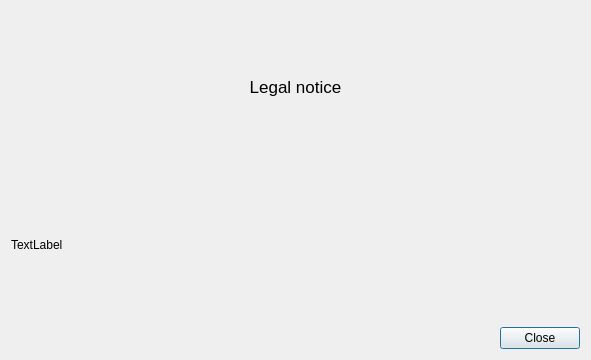
nextcloud/desktop, file src/gui/legalnotice.ui: the form before one commit.
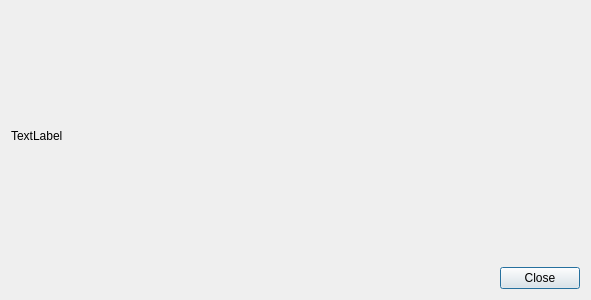
The form after the commit.

Commit message:
macOS: Add "About" and "Preferences" to menu bar, enhance LegalNotice
The system displays the menu bar on top of the screen while the app's Dock icon
is visible and active.
Every app has a standard menu with its name right beside the Apple-menu. Users expect
the menu to have at least "Quit", "About" and "Preferences" in Mac apps.

LegalNotice is shown for "About", other minor fixes for LegalNotice:
- Ensure correct parenting in GeneralSettings (SettingsDialog)
- Remove additional "Legal notice" label in UI widget (duplicate of windowTitle)

Patch:
```diff
--- a/src/gui/legalnotice.ui
+++ b/src/gui/legalnotice.ui
@@ -7,28 +7,13 @@
     <x>0</x>
     <y>0</y>
     <width>591</width>
-    <height>360</height>
+    <height>300</height>
    </rect>
   </property>
   <property name="windowTitle">
    <string>Legal notice</string>
   </property>
   <layout class="QVBoxLayout" name="verticalLayout">
-   <item>
-    <widget class="QLabel" name="header">
-     <property name="font">
-      <font>
-       <pointsize>13</pointsize>
-      </font>
-     </property>
-     <property name="text">
-      <string>Legal notice</string>
-     </property>
-     <property name="alignment">
-      <set>Qt::AlignCenter</set>
-     </property>
-    </widget>
-   </item>
    <item>
     <widget class="QLabel" name="notice">
      <property name="text">
```
The commit also changes 2 other files.
